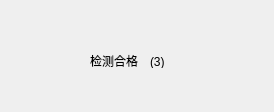
Qt form alertdialog.ui (czhc001/Qt-Project-FAPIAO) before a commit.
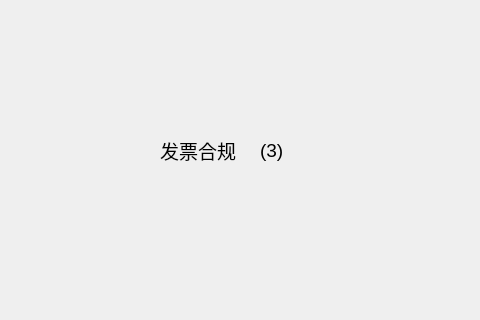
The same form after that commit. Icons and pictures are not drawn.

The edit to the form file:
```diff
--- a/alertdialog.ui
+++ b/alertdialog.ui
@@ -6,8 +6,8 @@
    <rect>
     <x>0</x>
     <y>0</y>
-    <width>274</width>
-    <height>112</height>
+    <width>480</width>
+    <height>320</height>
    </rect>
   </property>
   <property name="windowTitle">
@@ -16,25 +16,35 @@
   <widget class="QLabel" name="label_0">
    <property name="geometry">
     <rect>
-     <x>90</x>
-     <y>40</y>
-     <width>51</width>
+     <x>160</x>
+     <y>130</y>
+     <width>101</width>
      <height>41</height>
     </rect>
    </property>
+   <property name="font">
+    <font>
+     <pointsize>14</pointsize>
+    </font>
+   </property>
    <property name="text">
-    <string>检测合格</string>
+    <string>发票合规</string>
    </property>
   </widget>
   <widget class="QLabel" name="label">
    <property name="geometry">
     <rect>
-     <x>150</x>
-     <y>55</y>
-     <width>63</width>
-     <height>13</height>
+     <x>260</x>
+     <y>130</y>
+     <width>51</width>
+     <height>41</height>
     </rect>
    </property>
+   <property name="font">
+    <font>
+     <pointsize>14</pointsize>
+    </font>
+   </property>
    <property name="text">
     <string>(3)</string>
    </property>
```
Left out of the diff: 10 changed lines with no effect on the pictures.
